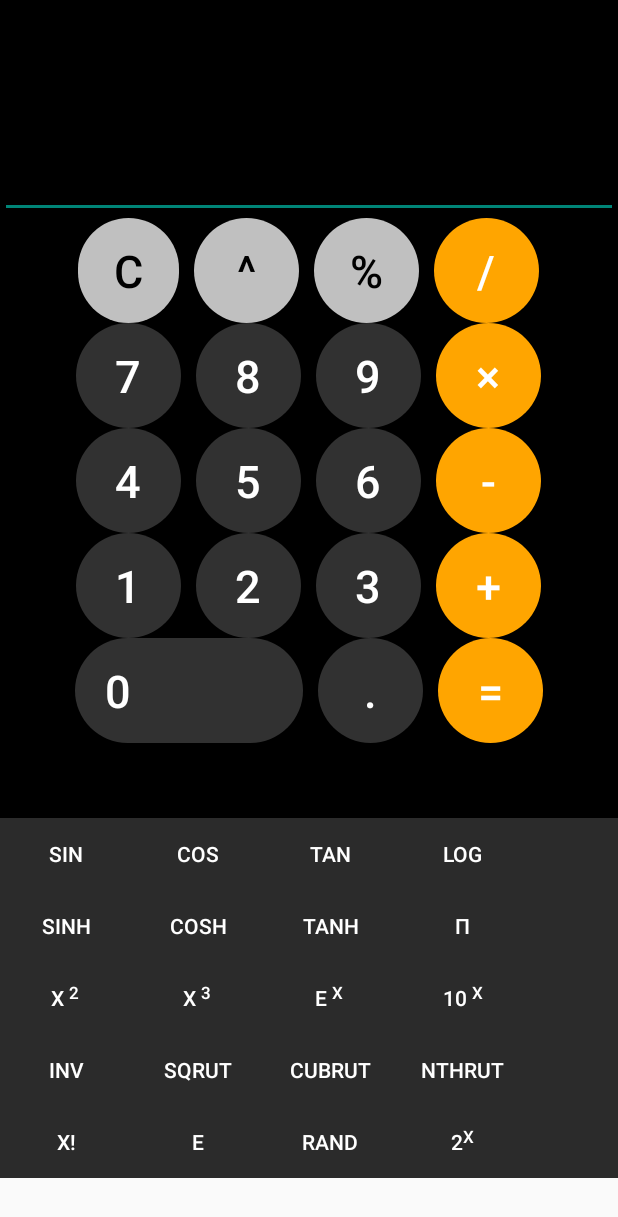
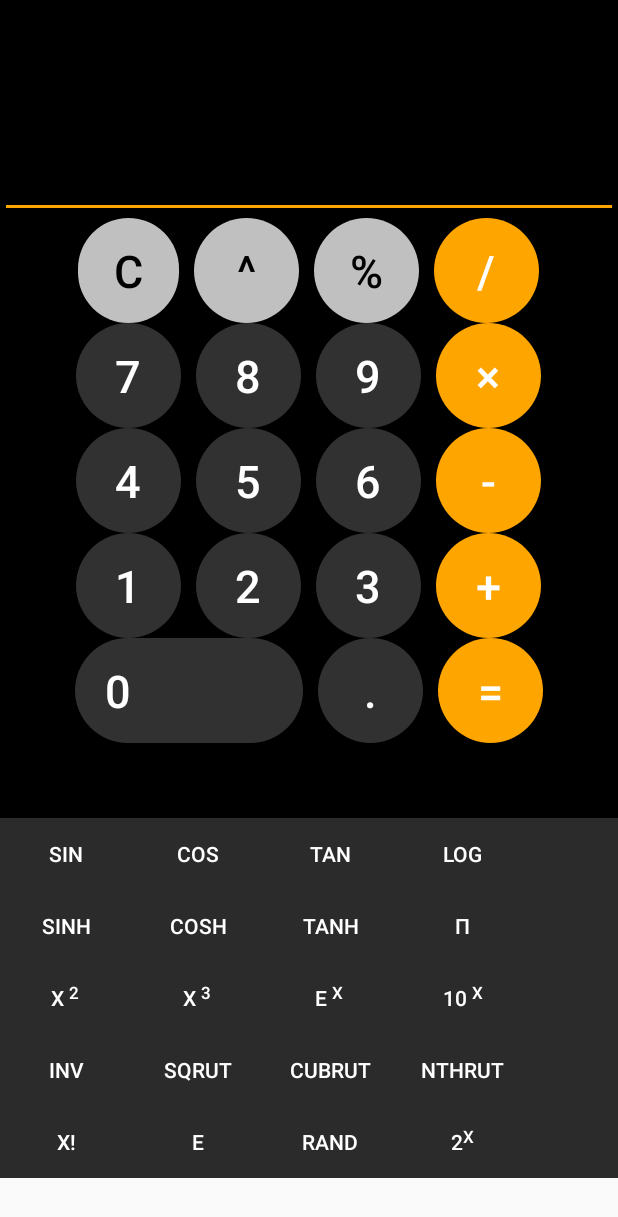
Before and after one commit to ZAHEER-svg/Calculator, an Android app: the screen it shows after launch (MainActivity), on a phone screen of 412 x 824 dp. Shown: the top 1217 px of the screen. Run offline under Robolectric (Android 15) with nearby library versions, the phone set to English and light mode, and no system bars.

Commit message:
Changed the edit text color

```diff
--- a/app/src/main/res/layout/main.xml
+++ b/app/src/main/res/layout/main.xml
@@ -39,6 +39,8 @@
                 android:layout_width="match_parent"
                 android:layout_height="wrap_content"
                 android:hint="@string/display_hint"
+                android:maxHeight="70dp"
+                android:paddingStart="30dp"
                 android:importantForAutofill="no"
                 android:inputType="number|text"
                 android:paddingEnd="30dp"
@@ -47,7 +49,9 @@
                 android:textColor="@color/purple_500"
                 android:textColorHighlight="#FFA500"
                 android:textColorLink="#FFA500"
-                android:textSize="70sp" />
+                android:textSize="70sp"
+                android:autoSizeTextType="uniform"
+                android:autoSizeStepGranularity="20dp"/>
         </LinearLayout>
 
 
--- a/app/src/main/res/values/themes.xml
+++ b/app/src/main/res/values/themes.xml
@@ -5,6 +5,8 @@
         <item name="colorPrimary">@color/purple_500</item>
         <item name="colorPrimaryVariant">#000000</item>
         <item name="colorOnPrimary">@color/white</item>
+        <item name="colorControlActivated">#FFA500</item>
+        <item name="colorControlHighlight">#FFA500</item>
         <!-- Secondary brand color. -->
         <item name="colorSecondary">@color/teal_200</item>
         <item name="colorSecondaryVariant">@color/teal_700</item>
```
